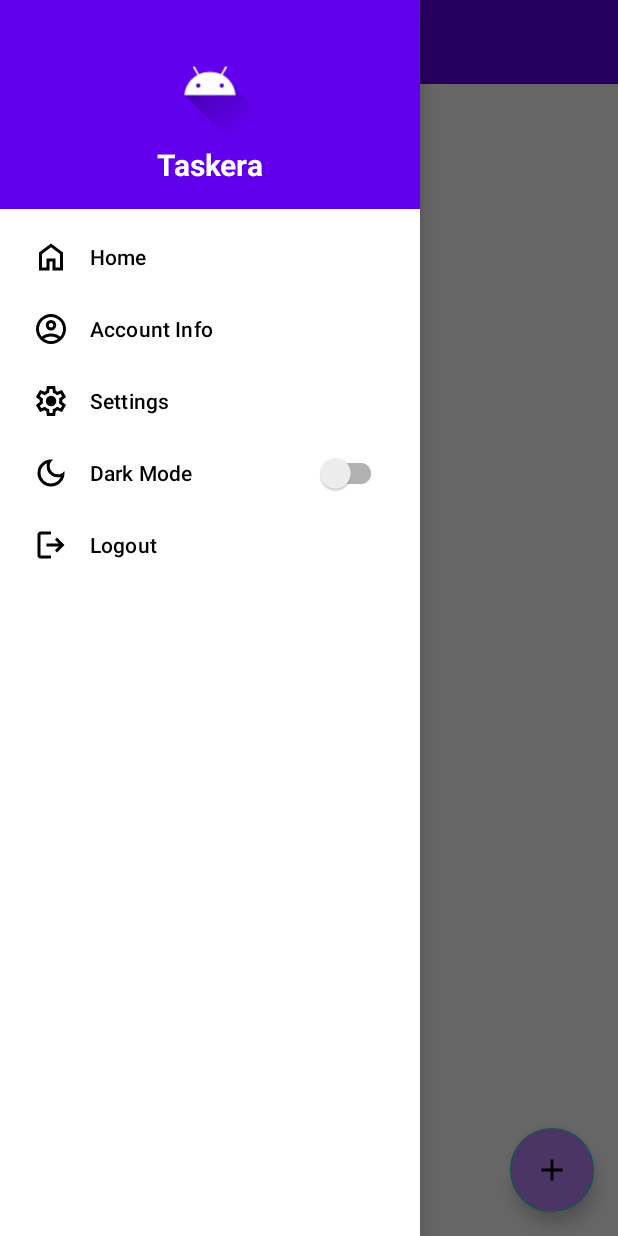
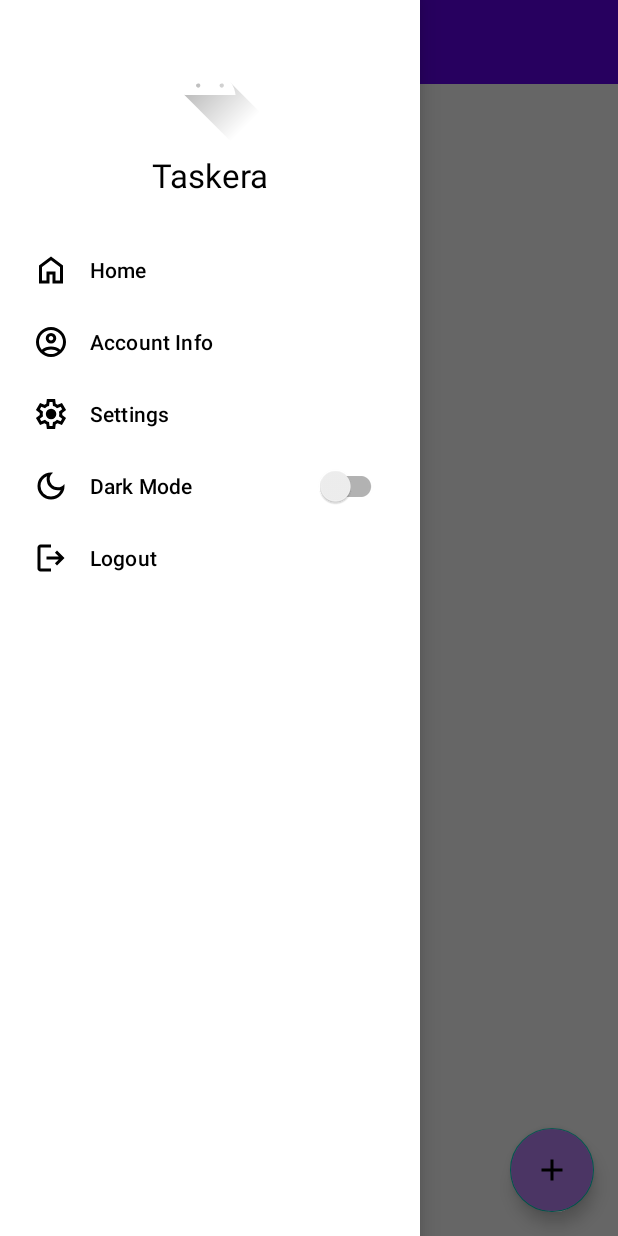
Before and after one commit to danrawss/Taskera, an Android app built with Jetpack Compose: the MainActivity screen opened directly, with no data from a screen before it, with the side drawer open, on a phone screen of 412 x 824 dp. Run offline under Robolectric (Android 15) with nearby library versions, the phone set to English and light mode, and no system bars; our stand-ins replace Room's generated code, livedata-compose; libraries missing offline, so code that uses them is left out: com.applandeo.materialcalendarview; plain views replace CalendarView; 3 statements that could not run were skipped.

Commit message:
google calendar integration and begin of XML -> Compose migration

```diff
--- a/app/src/main/AndroidManifest.xml
+++ b/app/src/main/AndroidManifest.xml
@@ -32,6 +32,7 @@
 
     </application>
 
+    <uses-permission android:name="android.permission.INTERNET" />
     <uses-permission android:name="android.permission.READ_CALENDAR" />
     <uses-permission android:name="android.permission.WRITE_CALENDAR" />
 </manifest>
--- a/app/src/main/java/com/example/taskera/ui/ComposeLoginActivity.kt
+++ b/app/src/main/java/com/example/taskera/ui/ComposeLoginActivity.kt
@@ -6,10 +6,10 @@ import android.util.Log
 import androidx.activity.ComponentActivity
 import androidx.activity.compose.setContent
 import androidx.activity.result.contract.ActivityResultContracts
-import com.example.taskera.R
-import com.example.taskera.ui.MainActivity
+import com.example.taskera.ui.components.LoginScreen
 import com.google.android.gms.auth.api.signin.*
 import com.google.android.gms.common.api.ApiException
+import com.google.android.gms.common.api.Scope
 import com.google.android.gms.tasks.Task
 
 class ComposeLoginActivity : ComponentActivity() {
@@ -36,6 +36,7 @@ class ComposeLoginActivity : ComponentActivity() {
         // Configure Google Sign-In (requesting only the user's email)
         val gso = GoogleSignInOptions.Builder(GoogleSignInOptions.DEFAULT_SIGN_IN)
             .requestEmail()
+            .requestScopes(Scope("https://www.googleapis.com/auth/calendar"))
             .build()
         googleSignInClient = GoogleSignIn.getClient(this, gso)
 
--- a/app/src/main/java/com/example/taskera/ui/MainActivity.kt
+++ b/app/src/main/java/com/example/taskera/ui/MainActivity.kt
@@ -26,12 +26,18 @@ import com.example.taskera.data.TaskDatabase
 import com.example.taskera.repository.TaskRepository
 import com.example.taskera.viewmodel.TaskViewModel
 import com.example.taskera.viewmodel.TaskViewModelFactory
+import com.example.taskera.ui.components.NavHeader
+import com.example.taskera.ui.components.TaskList
+import com.example.taskera.ui.theme.TaskeraTheme
 import com.google.android.material.floatingactionbutton.FloatingActionButton
 import com.google.android.material.navigation.NavigationView
 import com.google.android.material.textfield.TextInputLayout
 import java.text.SimpleDateFormat
 import com.google.android.gms.auth.api.signin.GoogleSignIn
 import com.google.android.gms.auth.api.signin.GoogleSignInOptions
+import androidx.compose.ui.platform.ComposeView
+import androidx.compose.runtime.getValue
+import androidx.compose.runtime.livedata.observeAsState
 import java.util.*
 
 enum class SortType {
@@ -65,6 +71,27 @@ class MainActivity : AppCompatActivity() {
         super.onCreate(savedInstanceState)
         setContentView(R.layout.activity_main)
 
+        // *** MODIFIED: Setup ComposeView for Compose UI content with observed tasks ***
+        val composeView = findViewById<ComposeView>(R.id.composeViewTaskList)
+        composeView.setContent {
+            TaskeraTheme {
+                // Observe tasks from the ViewModel. Provide an initial empty list.
+                val tasks by taskViewModel.allTasks.observeAsState(initial = emptyList())
+
+                // Pass observed tasks to your TaskList composable
+                TaskList(
+                    tasks = tasks,
+                    onItemClick = { task ->
+                        // Handle item click, e.g., navigate to details.
+                    },
+                    onTaskStatusChanged = { task, isChecked ->
+                        // Handle status change.
+                    }
+                )
+            }
+        }
+        // *** END MODIFIED ***
+
         // Setup Toolbar
         val toolbar = findViewById<Toolbar>(R.id.toolbar)
         setSupportActionBar(toolbar)
@@ -72,7 +99,16 @@ class MainActivity : AppCompatActivity() {
         // Setup Drawer Layout and NavigationView
         drawerLayout = findViewById(R.id.drawer_layout)
         val navView = findViewById<NavigationView>(R.id.nav_view)
-        navView.bringToFront()
+        val composeHeader = ComposeView(this).apply {
+            layoutParams = DrawerLayout.LayoutParams(
+                DrawerLayout.LayoutParams.MATCH_PARENT,
+                DrawerLayout.LayoutParams.WRAP_CONTENT
+            )
+            setContent {
+                NavHeader()  // Your composable function for the navigation header
+            }
+        }
+        navView.addHeaderView(composeHeader)
 
         // Enable Menu Icon (☰) to Open Navigation Drawer
         val toggle = ActionBarDrawerToggle(this, drawerLayout, toolbar, R.string.nav_open, R.string.nav_close)
@@ -125,7 +161,6 @@ class MainActivity : AppCompatActivity() {
         }
 
         // RecyclerView for displaying tasks
-        val recyclerView = findViewById<RecyclerView>(R.id.rvTaskList)
         val fabAddTask = findViewById<FloatingActionButton>(R.id.fabAddTask)
         val calendarView = findViewById<CalendarView>(R.id.calendarView)
 
@@ -139,9 +174,6 @@ class MainActivity : AppCompatActivity() {
                 taskViewModel.updateTask(updatedTask)
             }
         )
-
-        recyclerView.adapter = taskAdapter
-        recyclerView.layoutManager = GridLayoutManager(this, 2)
 
         // Populate Sorting Dropdown
         val sortDropdown: AutoCompleteTextView = findViewById(R.id.sortDropdown)
--- a/app/src/main/java/com/example/taskera/ui/LoginScreen.kt
+++ b/app/src/main/java/com/example/taskera/ui/components/LoginScreen.kt
@@ -1,4 +1,4 @@
-package com.example.taskera.ui
+package com.example.taskera.ui.components
 
 import androidx.compose.foundation.layout.Box
 import androidx.compose.foundation.layout.Column
@@ -18,7 +18,6 @@ import androidx.compose.material.icons.filled.Person
 import androidx.compose.runtime.Composable
 import androidx.compose.ui.Alignment
 import androidx.compose.ui.Modifier
-import androidx.compose.ui.graphics.Color
 import androidx.compose.ui.text.font.FontWeight
 import androidx.compose.ui.unit.dp
 
--- /dev/null
+++ b/app/src/main/java/com/example/taskera/ui/components/NavHeader.kt
@@ -0,0 +1,38 @@
+package com.example.taskera.ui.components
+
+import androidx.compose.foundation.Image
+import androidx.compose.foundation.layout.*
+import androidx.compose.material3.MaterialTheme
+import androidx.compose.material3.Text
+import androidx.compose.runtime.Composable
+import androidx.compose.ui.Alignment
+import androidx.compose.ui.Modifier
+import androidx.compose.ui.res.painterResource
+import androidx.compose.ui.unit.dp
+import com.example.taskera.R
+
+@Composable
+fun NavHeader(
+    modifier: Modifier = Modifier,
+    title: String = "Taskera"
+) {
+    // Using Material 3 for consistency with your other Compose code
+    Column(
+        modifier = modifier
+            .fillMaxWidth()
+            .padding(16.dp),
+        horizontalAlignment = Alignment.CenterHorizontally,
+        verticalArrangement = Arrangement.Center
+    ) {
+        Image(
+            painter = painterResource(id = R.drawable.ic_launcher_foreground),
+            contentDescription = null, // Provide description if needed
+            modifier = Modifier.size(80.dp)
+        )
+        Spacer(modifier = Modifier.height(8.dp))
+        Text(
+            text = title,
+            style = MaterialTheme.typography.titleLarge
+        )
+    }
+}
--- /dev/null
+++ b/app/src/main/java/com/example/taskera/ui/components/TaskList.kt
@@ -0,0 +1,25 @@
+package com.example.taskera.ui.components
+
+import androidx.compose.foundation.lazy.LazyColumn
+import androidx.compose.foundation.lazy.items
+import androidx.compose.runtime.Composable
+import androidx.compose.ui.Modifier
+import com.example.taskera.data.Task
+
+@Composable
+fun TaskList(
+    tasks: List<Task>,
+    onItemClick: (Task) -> Unit,
+    onTaskStatusChanged: (Task, Boolean) -> Unit,
+    modifier: Modifier = Modifier
+) {
+    LazyColumn(modifier = modifier) {
+        items(tasks) { task ->
+            TaskItem(
+                task = task,
+                onItemClick = { onItemClick(task) },
+                onTaskStatusChanged = { isChecked -> onTaskStatusChanged(task, isChecked) }
+            )
+        }
+    }
+}
--- /dev/null
+++ b/app/src/main/java/com/example/taskera/ui/theme/TaskeraTheme.kt
@@ -0,0 +1,21 @@
+package com.example.taskera.ui.theme
+
+import androidx.compose.material3.MaterialTheme
+import androidx.compose.material3.lightColorScheme
+import androidx.compose.runtime.Composable
+
+// Define your color scheme (customize these as needed)
+private val LightColorScheme = lightColorScheme(
+    primary = androidx.compose.ui.graphics.Color(0xFF6200EE),
+    secondary = androidx.compose.ui.graphics.Color(0xFF03DAC6),
+    // ... define additional colors if needed
+)
+
+@Composable
+fun TaskeraTheme(content: @Composable () -> Unit) {
+    MaterialTheme(
+        colorScheme = LightColorScheme,
+        typography = androidx.compose.material3.Typography(),
+        content = content
+    )
+}
--- a/app/src/main/res/layout/activity_main.xml
+++ b/app/src/main/res/layout/activity_main.xml
@@ -13,8 +13,7 @@
         android:layout_width="wrap_content"
         android:layout_height="match_parent"
         android:layout_gravity="start"
-        app:menu="@menu/nav_menu"
-        app:headerLayout="@layout/nav_header"/>
+        app:menu="@menu/nav_menu"/>
 
     <!-- Main Content Layout (Fixed Toolbar inside ConstraintLayout) -->
     <androidx.constraintlayout.widget.ConstraintLayout
@@ -130,17 +129,15 @@
             </androidx.constraintlayout.widget.ConstraintLayout>
         </com.google.android.material.textfield.TextInputLayout>
 
-        <!-- RecyclerView for Tasks (Below Calendar) -->
-        <androidx.recyclerview.widget.RecyclerView
-            android:id="@+id/rvTaskList"
+        <!-- Replace your RecyclerView section with a ComposeView -->
+        <androidx.compose.ui.platform.ComposeView
+            android:id="@+id/composeViewTaskList"
             android:layout_width="0dp"
             android:layout_height="0dp"
-            app:spanCount="2"
-            app:layoutManager="androidx.recyclerview.widget.GridLayoutManager"
             app:layout_constraintTop_toBottomOf="@id/sortDropdownLayout"
             app:layout_constraintBottom_toBottomOf="parent"
             app:layout_constraintStart_toStartOf="parent"
-            app:layout_constraintEnd_toEndOf="parent"/>
+            app:layout_constraintEnd_toEndOf="parent" />
 
         <!-- Floating Action Button -->
         <com.google.android.material.floatingactionbutton.FloatingActionButton
--- a/app/src/main/res/layout/nav_header.xml
+++ /dev/null
@@ -1,22 +0,0 @@
-<?xml version="1.0" encoding="utf-8"?>
-<LinearLayout xmlns:android="http://schemas.android.com/apk/res/android"
-    android:orientation="vertical"
-    android:gravity="center"
-    android:padding="16dp"
-    android:layout_width="match_parent"
-    android:layout_height="wrap_content"
-    android:background="@color/primary">
-
-    <ImageView
-        android:layout_width="80dp"
-        android:layout_height="80dp"
-        android:src="@drawable/ic_launcher_foreground" />
-
-    <TextView
-        android:layout_width="wrap_content"
-        android:layout_height="wrap_content"
-        android:text="Taskera"
-        android:textSize="20sp"
-        android:textColor="@android:color/white"
-        android:textStyle="bold" />
-</LinearLayout>
```
Also changed, not shown: app/build.gradle.kts (+7 -2 lines), app/src/main/java/com/example/taskera/ui/AddTaskDialogFragment.kt (+23 -0 lines), app/src/main/java/com/example/taskera/ui/components/TaskGrid.kt (added, +38 -0 lines), app/src/main/java/com/example/taskera/ui/components/TaskItem.kt (added, +65 -0 lines), app/src/main/java/com/example/taskera/utils/CalendarUtils.kt (added, +120 -0 lines), app/src/main/java/com/example/taskera/utils/combineDateAndTime.kt (added, +15 -0 lines), app/src/main/java/com/example/taskera/ui/EditTaskDialogFragment.kt (line endings or trailing spaces).
